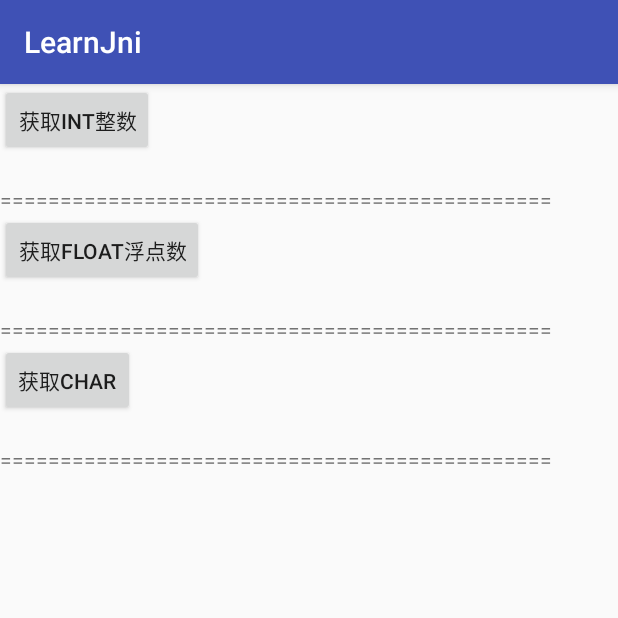
After one commit to forever4313/LearnJni, an Android app: the BaseDataTypeActivity screen opened directly, with no data from a screen before it, on a phone screen of 412 x 824 dp, the top half of it. The commit adds this screen. Run offline under Robolectric (Android 15) with nearby library versions, the phone set to English and light mode, and no system bars.

Commit message:
init jni

```diff
--- a/app/build.gradle
+++ b/app/build.gradle
@@ -10,6 +10,11 @@ android {
         versionCode 1
         versionName "1.0"
         testInstrumentationRunner "android.support.test.runner.AndroidJUnitRunner"
+        ndk{
+            moduleName "jniTestMain"         //生成的so名字
+            abiFilters "armeabi", "armeabi-v7a", "x86"  //输出指定三种abi体系结构下的so库。目前可有可无。
+        }
+
     }
     buildTypes {
         release {
--- a/app/src/main/AndroidManifest.xml
+++ b/app/src/main/AndroidManifest.xml
@@ -15,6 +15,12 @@
                 <category android:name="android.intent.category.LAUNCHER"/>
             </intent-filter>
         </activity>
+        <activity android:name=".BaseDataTypeActivity">
+
+        </activity>
+        <activity android:name=".StringTypeActivity">
+
+        </activity>
     </application>
 
 </manifest>
--- /dev/null
+++ b/app/src/main/java/com/kbeta/jni/learnjni/BaseDataTypeActivity.java
@@ -0,0 +1,49 @@
+package com.kbeta.jni.learnjni;
+
+import android.os.Bundle;
+import android.support.annotation.Nullable;
+import android.support.v7.app.AppCompatActivity;
+import android.view.View;
+import android.widget.Button;
+import android.widget.TextView;
+
+/**
+ * Created by Kevin Dong on 2017/5/26.
+ */
+public class BaseDataTypeActivity extends AppCompatActivity {
+    Button btnInt,btnFloat,btnChar;
+    TextView tvInt,tvFloat,tvChar;
+
+
+    @Override
+    protected void onCreate(@Nullable Bundle savedInstanceState) {
+        super.onCreate(savedInstanceState);
+        setContentView(R.layout.base_data_type_layout);
+        btnInt = (Button) findViewById(R.id.get_int);
+        btnFloat = (Button) findViewById(R.id.get_float);
+        btnChar = (Button) findViewById(R.id.get_char);
+        tvInt = (TextView) findViewById(R.id.set_int);
+        tvFloat = (TextView) findViewById(R.id.set_float);
+        tvChar = (TextView) findViewById(R.id.set_char);
+
+        btnInt.setOnClickListener(new View.OnClickListener() {
+            @Override
+            public void onClick(View view) {
+                tvInt.setText(String.valueOf(JniTest.getInt()));
+            }
+        });
+
+        btnFloat.setOnClickListener(new View.OnClickListener() {
+            @Override
+            public void onClick(View view) {
+                tvFloat.setText(String.valueOf(JniTest.getFloat()));
+            }
+        });
+        btnChar.setOnClickListener(new View.OnClickListener() {
+            @Override
+            public void onClick(View view) {
+                tvChar.setText(String.valueOf(JniTest.getChar()));
+            }
+        });
+    }
+}
--- /dev/null
+++ b/app/src/main/res/layout/base_data_type_layout.xml
@@ -0,0 +1,46 @@
+<?xml version="1.0" encoding="utf-8"?>
+<LinearLayout xmlns:android="http://schemas.android.com/apk/res/android"
+              android:orientation="vertical"
+              android:layout_width="match_parent"
+              android:layout_height="match_parent">
+
+    <Button android:id="@+id/get_int"
+            android:layout_width="wrap_content"
+            android:layout_height="wrap_content"
+            android:text="获取int整数"
+    />
+    <TextView
+            android:id="@+id/set_int"
+            android:layout_width="wrap_content" android:layout_height="wrap_content"/>
+    <TextView
+            android:layout_width="wrap_content" android:layout_height="wrap_content"
+            android:text="=============================================="
+    />
+
+    <Button android:id="@+id/get_float"
+            android:layout_width="wrap_content"
+            android:layout_height="wrap_content"
+            android:text="获取float浮点数"
+    />
+    <TextView
+            android:id="@+id/set_float"
+            android:layout_width="wrap_content" android:layout_height="wrap_content"/>
+    <TextView
+            android:layout_width="wrap_content" android:layout_height="wrap_content"
+            android:text="=============================================="
+    />
+
+    <Button android:id="@+id/get_char"
+            android:layout_width="wrap_content"
+            android:layout_height="wrap_content"
+            android:text="获取char"
+    />
+    <TextView
+            android:id="@+id/set_char"
+            android:layout_width="wrap_content" android:layout_height="wrap_content"/>
+    <TextView
+            android:layout_width="wrap_content" android:layout_height="wrap_content"
+            android:text="=============================================="
+    />
+
+</LinearLayout>
--- a/gradle.properties
+++ b/gradle.properties
@@ -15,3 +15,4 @@ org.gradle.jvmargs=-Xmx1536m
 # This option should only be used with decoupled projects. More details, visit
 # http://www.gradle.org/docs/current/userguide/multi_project_builds.html#sec:decoupled_projects
 # org.gradle.parallel=true
+android.useDeprecatedNdk=true
```
Also changed, not shown: app/src/main/java/com/kbeta/jni/learnjni/JniTest.java (added, +16 -0 lines), app/src/main/java/com/kbeta/jni/learnjni/MainActivity.java (+23 -2 lines), app/src/main/java/com/kbeta/jni/learnjni/StringJniTest.java (added, +14 -0 lines), app/src/main/java/com/kbeta/jni/learnjni/StringTypeActivity.java (added, +31 -0 lines), app/src/main/res/layout/string_data_type_layout.xml (added, +19 -0 lines), 4 other files.
